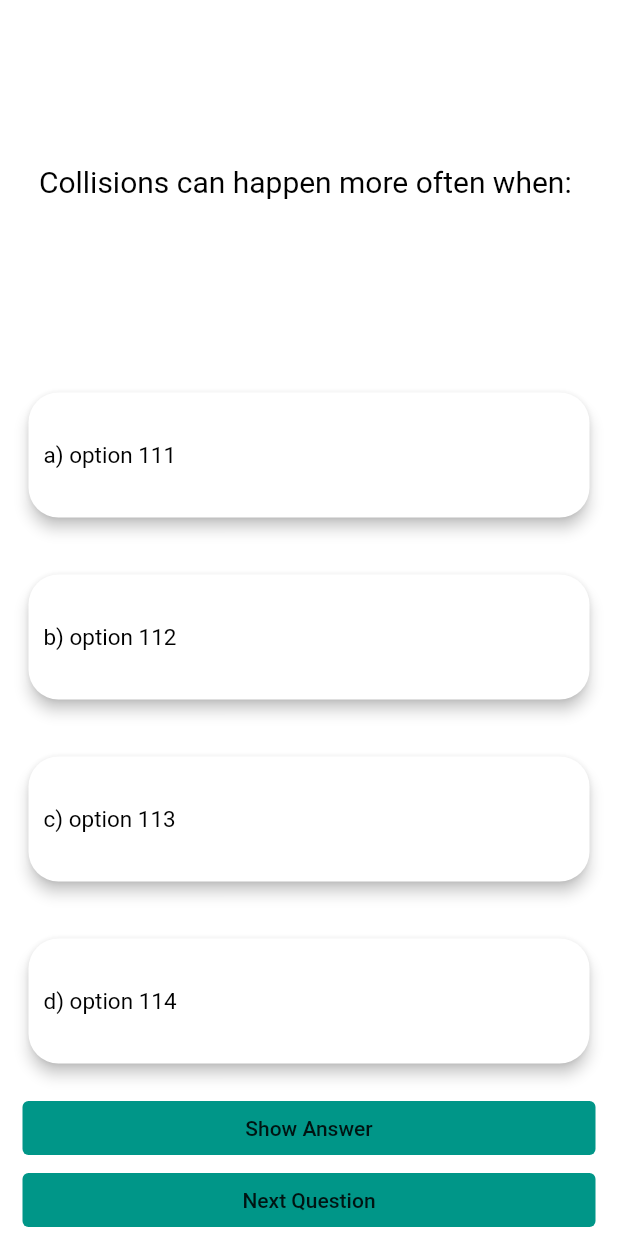
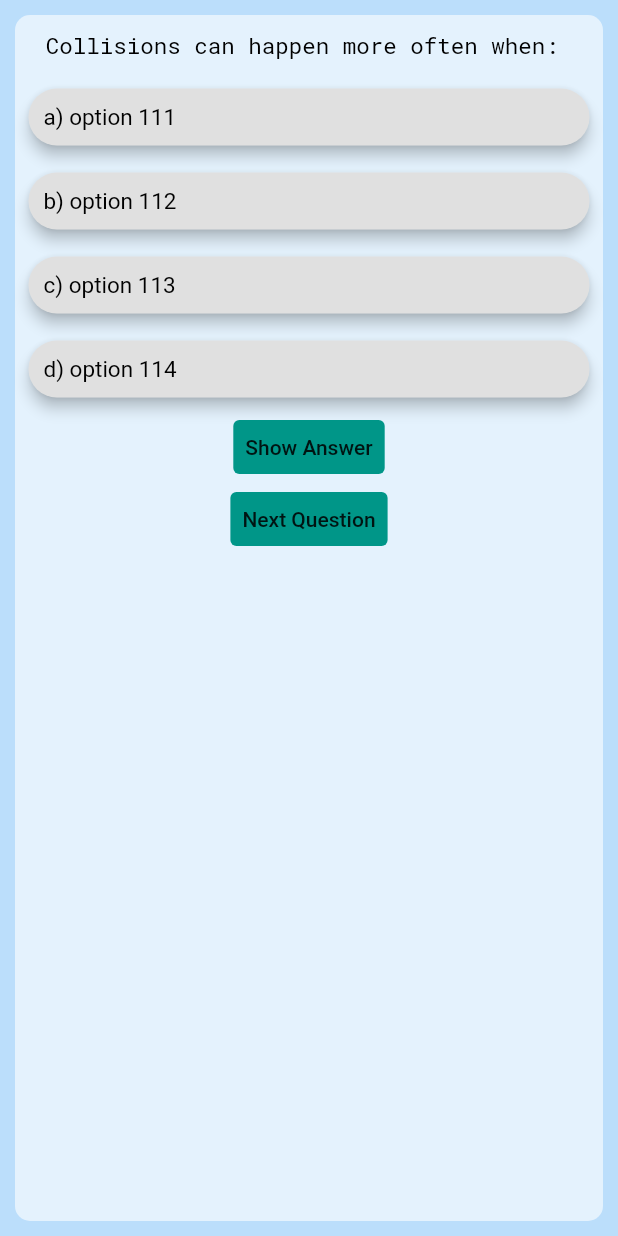
Before and after one commit to MJI-Abir/Drive-TestPal, a Flutter app: the PracticeScreen screen opened by its route, on a phone screen of 412 x 824 dp. Run offline on Flutter 3.47's test engine with Material 2 defaults, Android fonts, the phone set to English and light mode, and no system bars; our stand-ins replace bloc, flutter_bloc, font_awesome_flutter, google_fonts, rflutter_alert.

Commit message:
updated ui

```diff
--- a/lib/constants/constants.dart
+++ b/lib/constants/constants.dart
@@ -7,6 +7,7 @@ const kActiveCardColor = Color(0xFF1c1e1f);
 const kInactiveCardColor = Color(0x100c353b);
 const kBottomContainerColor = Color(0xFFEB1555);
 const kAppBarColor = Colors.transparent;
+const kOptionDefaultColor = Colors.black12;
 
 const kBorderRadius = BorderRadius.all(Radius.circular(10.0));
 const kLabelTextStyle = TextStyle(
@@ -53,7 +54,7 @@ const kQuestionTextStyle = TextStyle(
 
 const kButtonPadding = EdgeInsets.symmetric(vertical: 0.0, horizontal: 15.0);
 
-const kDefaultPadding = EdgeInsets.all(10);
+const kDefaultPadding = 10.0;
 
 const kBMITextStyle = TextStyle(
   fontSize: 100.0,
--- a/lib/features/practice_screen/ui/practice.dart
+++ b/lib/features/practice_screen/ui/practice.dart
@@ -3,7 +3,6 @@ import 'package:drive_test_pal/features/practice_screen/widgets/question_text_wi
 import 'package:flutter/material.dart';
 import 'package:rflutter_alert/rflutter_alert.dart';
 import 'package:drive_test_pal/constants/constants.dart';
-import 'package:google_fonts/google_fonts.dart';
 
 import '../../question_category/ui/question_category_screen.dart';
 
@@ -26,22 +25,37 @@ class _PracticeScreenState extends State<PracticeScreen> {
 
   @override
   Widget build(BuildContext context) {
-    return Scaffold(
-      body: Column(
-        mainAxisAlignment: MainAxisAlignment.spaceBetween,
-        crossAxisAlignment: CrossAxisAlignment.stretch,
+    return SafeArea(
+      child: Scaffold(
+        body: Padding(
+          padding: const EdgeInsets.all(kDefaultPadding),
+          child: Container(
+            constraints: const BoxConstraints(minHeight: 0),
+            decoration: BoxDecoration(
+                borderRadius: BorderRadius.circular(10),
+                color: Colors.white60),
+            child: Column(
+              // mainAxisAlignment: MainAxisAlignment.spaceBetween,
+              // crossAxisAlignment: CrossAxisAlignment.stretch,
               children: <Widget>[
                 //Question Text
                 const QuestionTextWidget(),
 
-          for(int i=0;i<practiceQuestionBrain.getOptions().length;i++)
-            OptionsWidget(correctOptionIndex: correctOptionIndex, optionNumberIndex: i),
+                for (int i = 0;
+                    i < practiceQuestionBrain.getOptions().length;
+                    i++)
+                  OptionsWidget(
+                      correctOptionIndex: correctOptionIndex,
+                      optionNumberIndex: i),
 
                 //show Answer button
                 buildShowAnswerButton(),
                 //next question button
                 buildNextQuestionButton(context),
               ],
+            ),
+          ),
+        ),
       ),
     );
   }
--- a/lib/features/practice_screen/widgets/options_widget.dart
+++ b/lib/features/practice_screen/widgets/options_widget.dart
@@ -1,3 +1,4 @@
+import 'package:drive_test_pal/constants/constants.dart';
 import 'package:drive_test_pal/features/question_category/ui/question_category_screen.dart';
 import 'package:flutter/material.dart';
 
@@ -15,18 +16,16 @@ class OptionsWidget extends StatelessWidget {
   Widget build(BuildContext context) {
     final isCorrectOption = correctOptionIndex == optionNumberIndex;
 
-    return Expanded(
-      child: Padding(
-        padding: const EdgeInsets.all(15.0),
+    return Padding(
+      padding: const EdgeInsets.all(kDefaultPadding - 5.0),
       child: Card(
         elevation: 4,
-          shape:
-              RoundedRectangleBorder(borderRadius: BorderRadius.circular(20)),
+        shape: RoundedRectangleBorder(borderRadius: BorderRadius.circular(20)),
         child: Container(
           alignment: Alignment.centerLeft,
           padding: const EdgeInsets.all(10.0),
           decoration: BoxDecoration(
-              color: isCorrectOption ? Colors.green : Colors.transparent,
+            color: isCorrectOption ? Colors.green : kOptionDefaultColor,
             borderRadius: BorderRadius.circular(20),
           ),
           child: Text(
@@ -38,7 +37,6 @@ class OptionsWidget extends StatelessWidget {
           ),
         ),
       ),
-      ),
     );
   }
 }
--- a/lib/features/practice_screen/widgets/question_text_widget.dart
+++ b/lib/features/practice_screen/widgets/question_text_widget.dart
@@ -1,3 +1,4 @@
+import 'package:drive_test_pal/constants/constants.dart';
 import 'package:flutter/material.dart';
 import 'package:google_fonts/google_fonts.dart';
 
@@ -8,20 +9,12 @@ class QuestionTextWidget extends StatelessWidget {
 
   @override
   Widget build(BuildContext context) {
-    return Expanded(
-      flex: 2,
-      child: Padding(
-        padding: const EdgeInsets.all(10.0),
-        child: Center(
-          child: Text(
-            practiceQuestionBrain.getQuestionText(),
-            style: GoogleFonts.roboto(
-              textStyle: const TextStyle(
-                fontSize: 20.0,
-                color: Colors.black,
-              ),
-            ),
-          ),
+    return Padding(
+      padding: const EdgeInsets.all(kDefaultPadding),
+      child: Text(
+        practiceQuestionBrain.getQuestionText(),
+        style: GoogleFonts.robotoMono(
+          textStyle: kQuestionTextStyle,
         ),
       ),
     );
--- a/lib/features/quiz/bloc/quiz_bloc.dart
+++ b/lib/features/quiz/bloc/quiz_bloc.dart
@@ -44,7 +44,7 @@ class QuizBloc extends Bloc<QuizEvent, QuizState> {
   FutureOr<void> quizContinueButtonClickedEvent(
       QuizContinueButtonClickedEvent event, Emitter<QuizState> emit) {
     if (quizBrain.isQuizFinished()) {
-      emit(QuizFinishedState());
+      emit(QuizFinishedActionState());
     } else {
       emit(QuizGoToNextQuizActionState());
     }
--- a/lib/features/quiz/bloc/quiz_state.dart
+++ b/lib/features/quiz/bloc/quiz_state.dart
@@ -21,7 +21,7 @@ class QuizErrorState extends QuizState{
 
 }
 
-class QuizFinishedState extends QuizState{}
+class QuizFinishedActionState extends QuizState{}
 
 class QuizOptionSelectedActionState extends QuizActionState {
   final int selectedOptionIndex;
--- a/lib/features/quiz/components/options_widget.dart
+++ b/lib/features/quiz/components/options_widget.dart
@@ -29,12 +29,12 @@ class OptionsWidget extends StatelessWidget {
               ? (optionSelectedState.isCorrectAnswer
                   ? Colors.green
                   : Colors.red)
-              : Colors.transparent);
+              : kOptionDefaultColor);
     } else {
-      optionColor = Colors.teal;
+      optionColor = kOptionDefaultColor;
     }
     return Padding(
-      padding: const EdgeInsets.all(5.0),
+      padding: const EdgeInsets.all(kDefaultPadding - 5),
       child: Card(
         elevation: kDefaultElevation,
         shape: RoundedRectangleBorder(borderRadius: BorderRadius.circular(20)),
--- a/lib/features/quiz/components/question_text_widget.dart
+++ b/lib/features/quiz/components/question_text_widget.dart
@@ -11,7 +11,7 @@ class QuestionTextWidget extends StatelessWidget {
   @override
   Widget build(BuildContext context) {
     return Padding(
-      padding: kDefaultPadding,
+      padding: const EdgeInsets.all(kDefaultPadding) ,
       child: Text(
         quizBrain.getQuestionText(),
         textAlign: TextAlign.left,
--- a/lib/main.dart
+++ b/lib/main.dart
@@ -15,7 +15,7 @@ class DriveTestPal extends StatelessWidget {
       debugShowCheckedModeBanner: false,
       theme: ThemeData.light().copyWith(
         primaryColor: kAppThemeColor,
-        scaffoldBackgroundColor: Colors.white,
+        scaffoldBackgroundColor: Colors.blue[100],
       ),
       initialRoute: AppRoutes.homePage,
       routes: AppRoutes.routes,
```
Also changed, not shown: lib/features/quiz/ui/quiz.dart (+5 -14 lines). Lines whose indentation alone changed are shown as unchanged.
